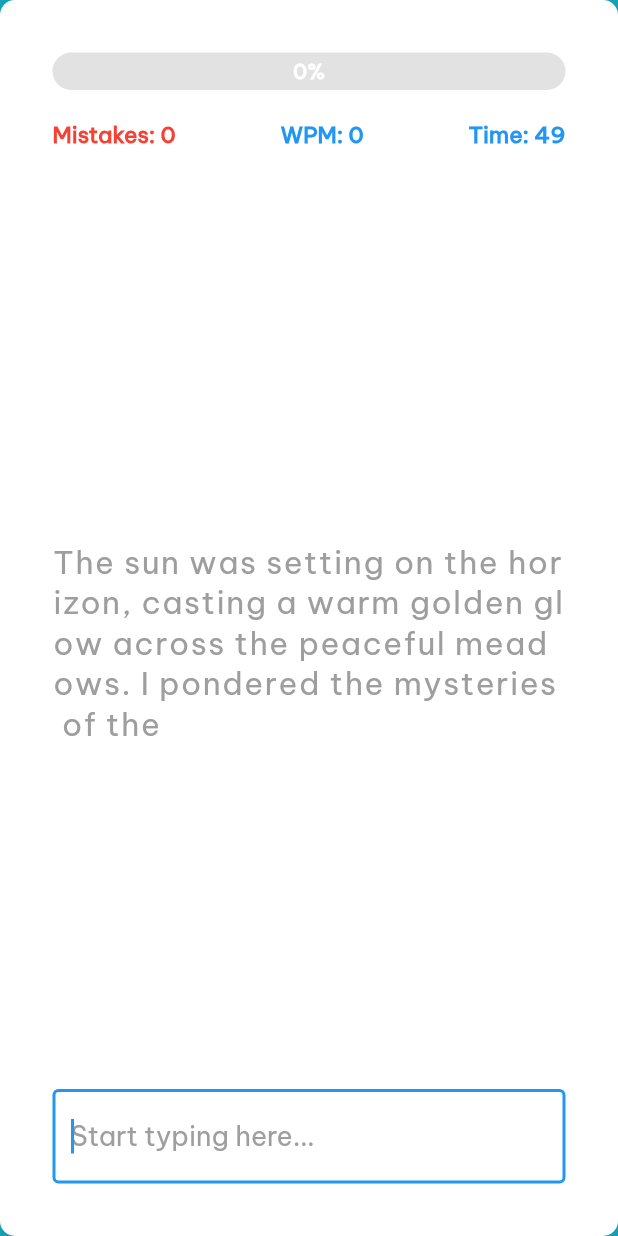
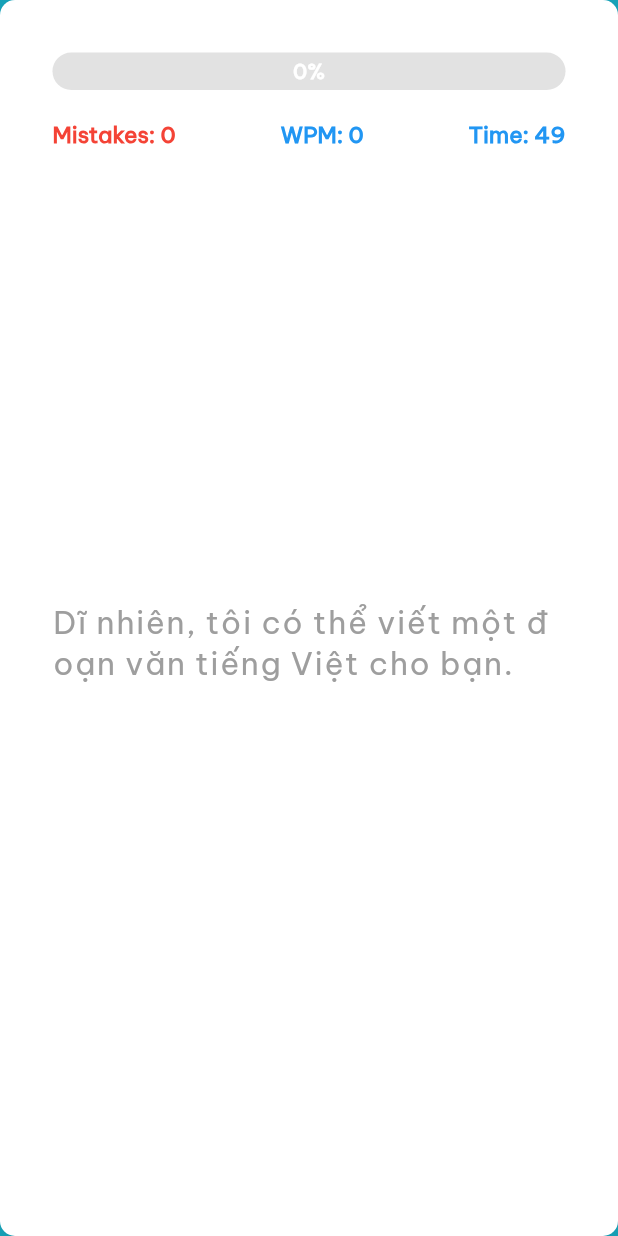
Before and after one commit to Nhat-An-GitOrganization/typing_contest_mobile, a Flutter app: the TypingSpeedTestGame screen opened directly, on a phone screen of 412 x 824 dp. Run offline on Flutter 3.47's test engine with Material 2 defaults, Android fonts, the phone set to English and light mode, and no system bars; our stand-ins replace awesome_dialog, carousel_slider, confetti, curved_navigation_bar, firebase_auth, firebase_core and 4 more; accounts and stored records are empty; project files that could hold a hidden picture were left out.

Commit message:
update apk

```diff
--- a/lib/component/typing/typing.dart
+++ b/lib/component/typing/typing.dart
@@ -26,7 +26,7 @@ class _TypingSpeedTestGameState extends State<TypingSpeedTestGame> {
   ScrollController _scrollController = ScrollController();
   int tempLength = 0;
   late String initialText;
-  bool isBackspace = false;
+  bool isBackspace = true;
 
   @override
   void initState() {
@@ -241,7 +241,7 @@ class _TypingSpeedTestGameState extends State<TypingSpeedTestGame> {
                 ),
               ),
               Opacity(
-                opacity: 1.0,
+                opacity: 0.0,
                 child: TextFormField(
                   controller: textEditingController,
                   onChanged: (input) {
@@ -302,8 +302,6 @@ class _TypingSpeedTestGameState extends State<TypingSpeedTestGame> {
                   style: const TextStyle(fontSize: 18),
                   decoration: const InputDecoration(
                     border: OutlineInputBorder(),
-                    hintText: 'Start typing here...',
-                    hintStyle: TextStyle(color: Colors.grey),
                   ),
                 ),
               ),
@@ -316,5 +314,5 @@ class _TypingSpeedTestGameState extends State<TypingSpeedTestGame> {
 }
 
 final List<String> paragraphs = [
-  "The sun was setting on the horizon, casting a warm golden glow across the peaceful meadows. I pondered the mysteries of the",
+  "Dĩ nhiên, tôi có thể viết một đoạn văn tiếng Việt cho bạn.",
 ];
```
Also changed, not shown: 1 other file.
